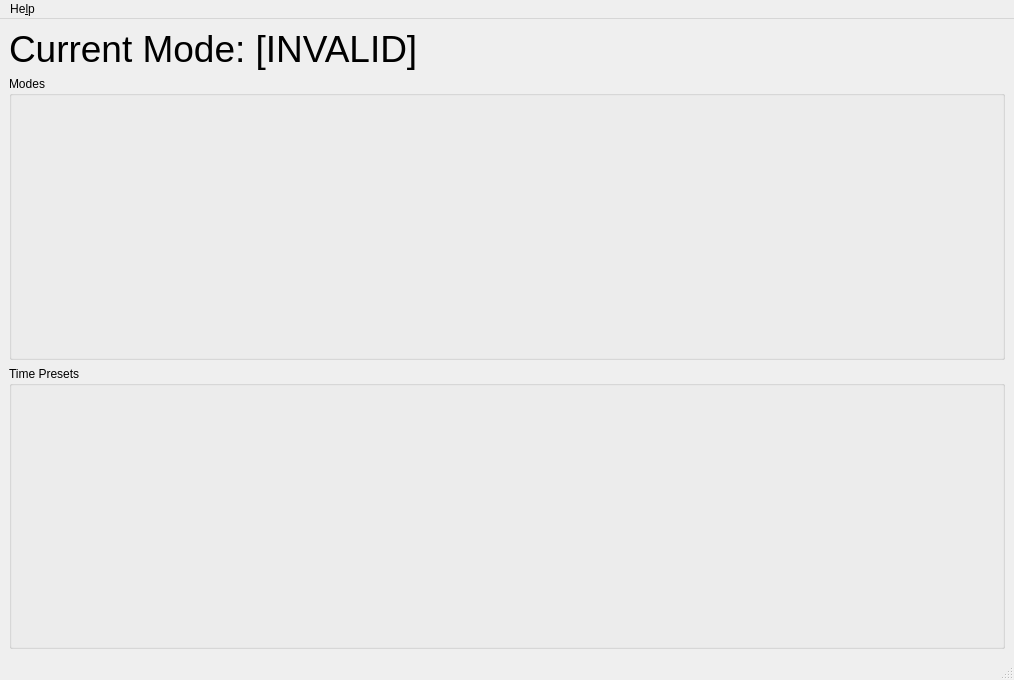
Qt form src/fids/FIDSControlWindow.ui (alemariusnexus/wmk-fids) before a commit.
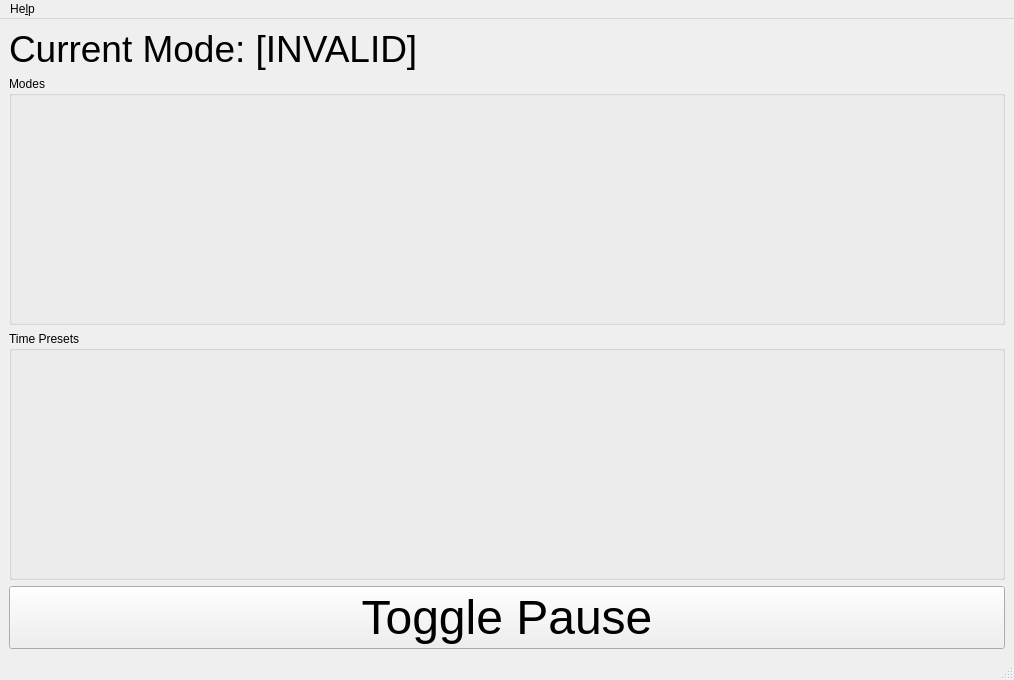
The same form after that commit.

Commit message: Added pause toggle cue

The edit to the form file:
```diff
--- a/src/fids/FIDSControlWindow.ui
+++ b/src/fids/FIDSControlWindow.ui
@@ -14,7 +14,7 @@
    <string>FIDSControlWindow</string>
   </property>
   <widget class="QWidget" name="centralwidget">
-   <layout class="QVBoxLayout" name="verticalLayout" stretch="0,1,1">
+   <layout class="QVBoxLayout" name="verticalLayout" stretch="0,1,1,0">
     <item>
      <widget class="QLabel" name="curModeLabel">
       <property name="font">
@@ -43,6 +43,18 @@
       <layout class="QHBoxLayout" name="horizontalLayout_2"/>
      </widget>
     </item>
+    <item>
+     <widget class="QPushButton" name="cueButtonFadeTogglePause">
+      <property name="font">
+       <font>
+        <pointsize>36</pointsize>
+       </font>
+      </property>
+      <property name="text">
+       <string>Toggle Pause</string>
+      </property>
+     </widget>
+    </item>
    </layout>
   </widget>
   <widget class="QMenuBar" name="menubar">
```
The commit also changes 5 other files.
